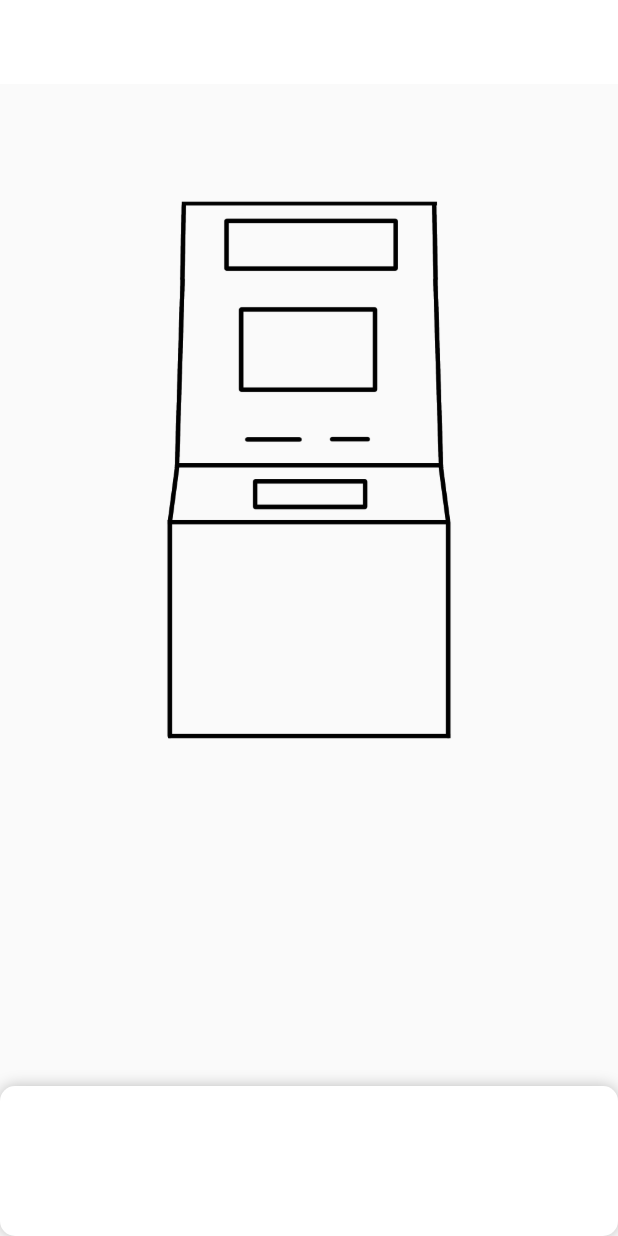
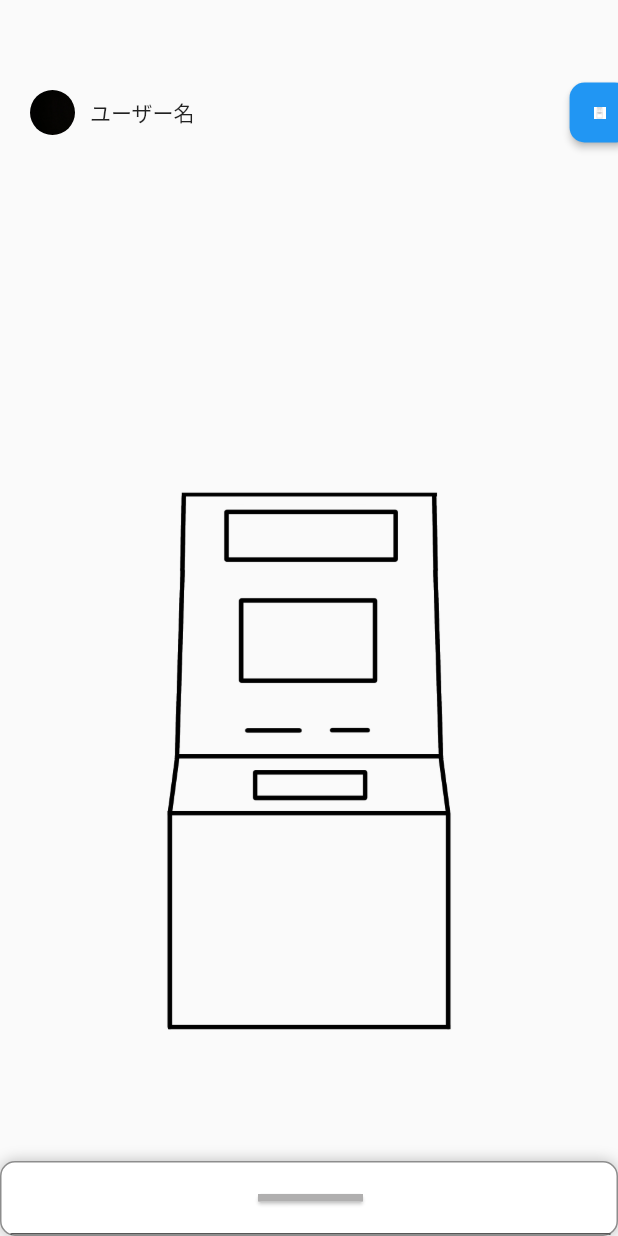
Before and after one commit to Toma-0/hakcathon_08, a Flutter app: the screen it shows after launch, on a phone screen of 412 x 824 dp. Run offline on Flutter 3.47's test engine with Material 2 defaults, Android fonts, the phone set to English and light mode, and no system bars; drawn by our look-alikes of sliding_up_panel; our stand-ins replace firebase_core; accounts and stored records are empty.

```diff
--- /dev/null
+++ b/money_for_precious/lib/config/size_config.dart
@@ -0,0 +1,18 @@
+import 'package:flutter/material.dart';
+import 'package:flutter/widgets.dart';
+
+class SizeConfig{
+ static MediaQueryData? _mediaQueryData;
+ static double screenWidth = 0;
+ static double screenHeight = 0 ;
+ static double bw= 0 ;
+ static double bh= 0;
+
+ void init(BuildContext context) {
+  _mediaQueryData = MediaQuery.of(context);
+  screenWidth = _mediaQueryData!.size.width;
+  screenHeight = _mediaQueryData!.size.height;
+  bw= screenWidth / 100;//blockSizeHorizonta
+  bh = screenHeight / 100;//blockSizeVertical
+ }
+}
--- a/money_for_precious/lib/main.dart
+++ b/money_for_precious/lib/main.dart
@@ -1,5 +1,10 @@
+import 'dart:math';
 import 'package:flutter/material.dart';
 import 'package:sliding_up_panel/sliding_up_panel.dart';
+import './config/size_config.dart';
+import 'package:firebase_core/firebase_core.dart';
+import 'firebase_options.dart';
+
 
 //残高と推しの名前、ユーザーネーム、アイコン等を表示
 
@@ -12,22 +17,8 @@ void main() => runApp(
 class HomePage extends StatelessWidget {
   @override
   Widget build(BuildContext context) {
+    SizeConfig().init(context);
     return Scaffold(
-      backgroundColor: Colors.white,
-      appBar: AppBar(
-        elevation: 0,
-        backgroundColor: Colors.white,
-        //leading: SizedBox(
-
-        //child: Card(
-        //  child: Row(
-        //    children: [
-        //    Text("ユーザーネーム"),
-        //    Image.asset("images/C_ATM0.PNG"),
-        //    ],
-        //  ),
-        //),
-      ),
       body: ATM(),
     );
   }
@@ -38,31 +29,19 @@ class ATM extends StatefulWidget {
   _ATMState createState() => _ATMState();
 }
 
-class _ATMState extends State<ATM> {
-  bool showFirst = true;
+class _ATMState extends State<ATM> with SingleTickerProviderStateMixin {
+  bool sliderClose = true;
+  double t = 150;
 
-  void OpenATM() {
-    setState(() {
-      showFirst = !showFirst;
-      print(showFirst);
-    });
-
-    AnimatedCrossFade(
-      firstChild: Image.asset("images/C_ATM0.PNG"),
-      secondChild: Image.asset("images/C_ATM1.PNG"),
-      duration: Duration(seconds: 1),
-      crossFadeState:
-          showFirst ? CrossFadeState.showFirst : CrossFadeState.showSecond,
-    );
-  }
-
-  Widget creatCard(name, number, c) {
+  Widget creatCard(name, number, c,BuildContext context) {
+    SizeConfig().init(context);
     return TextButton(
       onPressed: () {
-        OpenATM();
+        //画面遷移
       },
       child: Card(
         elevation: 0,
+        color: Color.fromARGB(255, 241, 241, 241),
         child: Container(
           width: 70,
           height: 70,
@@ -71,7 +50,7 @@ class _ATMState extends State<ATM> {
               image: DecorationImage(
                 image: AssetImage("images/oshi$number.PNG"),
                 colorFilter: ColorFilter.mode(c, BlendMode.srcIn),
-                scale: 11,
+                scale: 10,
                 fit: BoxFit.none,
               ),
             ),
@@ -89,28 +68,112 @@ class _ATMState extends State<ATM> {
 
   @override
   Widget build(BuildContext context) {
+    SizeConfig().init(context);
     return Scaffold(
       body: SlidingUpPanel(
-        borderRadius:BorderRadius.circular(10),
+        borderRadius: BorderRadius.circular(10),
+        border: Border.all(color: Color.fromARGB(255, 141, 141, 141)),
+        minHeight: 50,
+        maxHeight: 250,
+        onPanelOpened: () {
+          setState(() {
+            t = 0;
+          });
+        },
+        onPanelClosed: () {
+          setState(() {
+            t = 150;
+          });
+        },
         panel: Container(
-          child: Row(
-            mainAxisAlignment: MainAxisAlignment.spaceEvenly,
+          child: Column(
             children: [
               Padding(
-                padding: EdgeInsets.only(left: 10),
+                padding: EdgeInsets.only(top: 17),
               ),
-              creatCard("うい", 0, Colors.red),
+              Card(
+                child: Container(
+                  color: Color.fromARGB(255, 176, 175, 175),
+                  width: 70,
+                  height: 5,
+                ),
+              ),
               Padding(
-                padding: EdgeInsets.only(right: 10),
+                padding: EdgeInsets.only(top: 17),
+              ),
+              Container(
+                height: 196,
+                width: 400,
+                decoration: BoxDecoration(
+                  border: Border(
+                    top: BorderSide(color: Color.fromARGB(255, 87, 87, 87)),
+                    left: BorderSide(color: Color.fromARGB(255, 87, 87, 87)),
+                    right: BorderSide(color: Color.fromARGB(255, 87, 87, 87)),
+                  ),
+                  //追加
+                ),
+                child: Container(
+                  color: Color.fromARGB(255, 241, 241, 241),
+                  child: Row(
+                    mainAxisAlignment: MainAxisAlignment.spaceEvenly,
+                    children: [
+                      Padding(
+                        padding: EdgeInsets.only(left: 10),
+                      ),
+                      creatCard("うい", 0, Colors.red,context),
+                      Padding(
+                        padding: EdgeInsets.only(right: 10),
+                      ),
+                    ],
+                  ),
+                ),
               ),
             ],
           ),
         ),
-        body: Center(
+        body: Container(
           child: Column(
             children: [
               Padding(
-                padding: EdgeInsets.only(top: 50),
+                child: Container(
+                  child: Row(
+                    mainAxisAlignment: MainAxisAlignment.start,
+                    children: [
+                      Padding(padding: EdgeInsets.only(left: 20)),
+                      Container(
+                        height: 50,
+                        width: 30,
+                        decoration: BoxDecoration(
+                          shape: BoxShape.circle,
+                          image: DecorationImage(
+                            image: AssetImage("images/black.jpeg"),
+                          ),
+                        ),
+                      ),
+                      Padding(padding: EdgeInsets.only(left: 10)),
+                      Text("ユーザー名"), //ユーザーネーム
+
+                      Padding(padding: EdgeInsets.only(left: 250)),
+                      SizedBox(
+                        width: 40,
+                        height: 40,
+                        child: ElevatedButton(
+                          onPressed: () {},
+                          style: ElevatedButton.styleFrom(
+                            shape: RoundedRectangleBorder(
+                              borderRadius: BorderRadius.circular(10),
+                            ),
+                          ),
+                          child: Image.asset("images/ATM.PNG"),
+                        ),
+                      ),
+                    ],
+                  ),
+                ),
+                padding: EdgeInsets.only(top: 50, bottom: 50),
+              ),
+              Padding(
+                padding: EdgeInsets.only(top: t),
                 child: Image.asset("images/C_ATM0.PNG"),
               ),
               Padding(
@@ -123,3 +186,7 @@ class _ATMState extends State<ATM> {
     );
   }
 }
+
+await Firebase.initializeApp(
+    options: DefaultFirebaseOptions.currentPlatform,
+);
--- a/money_for_precious/pubspec.yaml
+++ b/money_for_precious/pubspec.yaml
@@ -39,6 +39,7 @@ dependencies:
   # The following adds the Cupertino Icons font to your application.
   # Use with the CupertinoIcons class for iOS style icons.
   cupertino_icons: ^1.0.2
+  firebase_core: ^2.3.0
 
 dev_dependencies:
   flutter_test:
```
Also changed, not shown: money_for_precious/images/black.jpeg (added), money_for_precious/lib/firebase_options.dart (added), money_for_precious/pubspec.lock, 23 other files.
